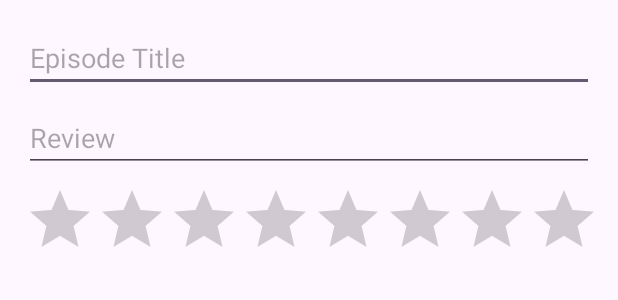
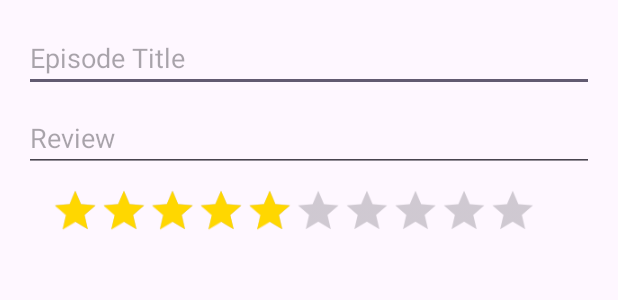
Before and after one commit to nadavaza/androidFinal, an Android app: the layout dialog_edit_post.xml on its own in the app's theme, with its tools: preview values and no code run, on a phone screen of 412 x 824 dp. Shown: the top 300 px of the screen. Run offline under Robolectric (Android 15) with nearby library versions, the phone set to English and light mode, and no system bars.

Commit message:
nice star

```diff
--- a/app/src/main/res/layout/dialog_edit_post.xml
+++ b/app/src/main/res/layout/dialog_edit_post.xml
@@ -20,9 +20,17 @@
 
     <RatingBar
         android:id="@+id/ratingBar"
+        style="?android:attr/ratingBarStyleIndicator"
         android:layout_width="wrap_content"
         android:layout_height="wrap_content"
+        android:layout_marginTop="8dp"
+        android:theme="@style/RatingBarTheme"
+        android:isIndicator="false"
         android:numStars="10"
-        android:stepSize="1"
-        android:layout_marginTop="8dp"/>
+        android:rating="5"
+        android:scaleX="0.9"
+        android:scaleY="0.9"
+        android:stepSize="1" />
+
+
 </LinearLayout>
--- a/app/src/main/res/layout/fragment_add_post.xml
+++ b/app/src/main/res/layout/fragment_add_post.xml
@@ -32,8 +32,12 @@
         android:layout_marginTop="8dp"
         android:numStars="10"
         android:stepSize="1"
+        android:isIndicator="false"
+        android:rating="5"
+        android:theme="@style/RatingBarTheme"
+        style="?android:attr/ratingBarStyleIndicator"
+        app:layout_constraintStart_toStartOf="parent"
         app:layout_constraintEnd_toEndOf="parent"
-        app:layout_constraintStart_toStartOf="parent"
         app:layout_constraintTop_toBottomOf="@id/editTextReview" />
 
     <Button
--- a/app/src/main/res/values/colors.xml
+++ b/app/src/main/res/values/colors.xml
@@ -2,4 +2,7 @@
 <resources>
     <color name="black">#FF000000</color>
     <color name="white">#FFFFFFFF</color>
+    <color name="star_yellow">#FFD700</color>
+    <color name="star_light_yellow">#FFECB3</color>
+    <color name="star_grey">#BDBDBD</color>
 </resources>
--- /dev/null
+++ b/app/src/main/res/values/styles.xml
@@ -0,0 +1,19 @@
+<?xml version="1.0" encoding="utf-8"?>
+<resources>
+
+    <!-- Default App Theme -->
+    <style name="Theme.AniRate" parent="Theme.MaterialComponents.Light.NoActionBar">
+        <item name="colorPrimary">#ADD8E6</item>
+        <item name="colorPrimaryVariant">#87CEEB</item>
+        <item name="colorOnPrimary">#FFFFFF</item>
+        <item name="colorSecondary">#FFCC00</item>
+    </style>
+
+    <!-- Custom RatingBar Theme -->
+    <style name="RatingBarTheme">
+        <item name="android:progressTint">@color/star_yellow</item>
+        <item name="android:secondaryProgressTint">@color/star_light_yellow</item>
+        <item name="android:backgroundTint">@color/star_grey</item>
+    </style>
+
+</resources>
```
